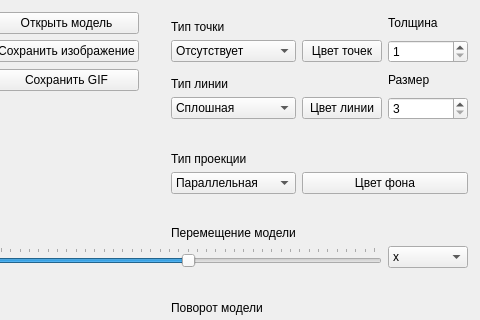
First picture: the form in src/3DViewer/mainwindow.ui, repository aprettel/3DViewer, before the edit; both pictures show x 708 to 1188 and y 0 to 320 of the 1188 by 728 pixel window.
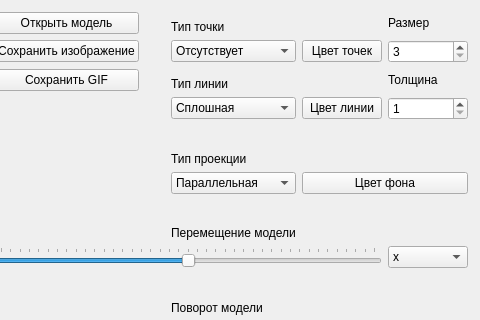
Second picture: the form after the edit.

```diff
--- a/src/3DViewer/mainwindow.ui
+++ b/src/3DViewer/mainwindow.ui
@@ -224,34 +224,6 @@
         </item>
        </widget>
       </item>
-      <item row="0" column="5">
-       <widget class="QLabel" name="thickness_label">
-        <property name="text">
-         <string>Толщина</string>
-        </property>
-       </widget>
-      </item>
-      <item row="1" column="5">
-       <widget class="QSpinBox" name="thicknessBox">
-        <property name="minimum">
-         <number>1</number>
-        </property>
-       </widget>
-      </item>
-      <item row="2" column="5">
-       <widget class="QLabel" name="size_label">
-        <property name="text">
-         <string>Размер</string>
-        </property>
-       </widget>
-      </item>
-      <item row="3" column="5">
-       <widget class="QSpinBox" name="sizeBox">
-        <property name="minimum">
-         <number>3</number>
-        </property>
-       </widget>
-      </item>
       <item row="5" column="4" colspan="2">
        <widget class="QPushButton" name="backColorButton">
         <property name="text">
@@ -447,6 +419,34 @@
         </property>
        </widget>
       </item>
+      <item row="2" column="5">
+       <widget class="QLabel" name="thickness_label">
+        <property name="text">
+         <string>Толщина</string>
+        </property>
+       </widget>
+      </item>
+      <item row="1" column="5">
+       <widget class="QSpinBox" name="sizeBox">
+        <property name="minimum">
+         <number>3</number>
+        </property>
+       </widget>
+      </item>
+      <item row="3" column="5">
+       <widget class="QSpinBox" name="thicknessBox">
+        <property name="minimum">
+         <number>1</number>
+        </property>
+       </widget>
+      </item>
+      <item row="0" column="5">
+       <widget class="QLabel" name="size_label">
+        <property name="text">
+         <string>Размер</string>
+        </property>
+       </widget>
+      </item>
      </layout>
     </item>
    </layout>
```
